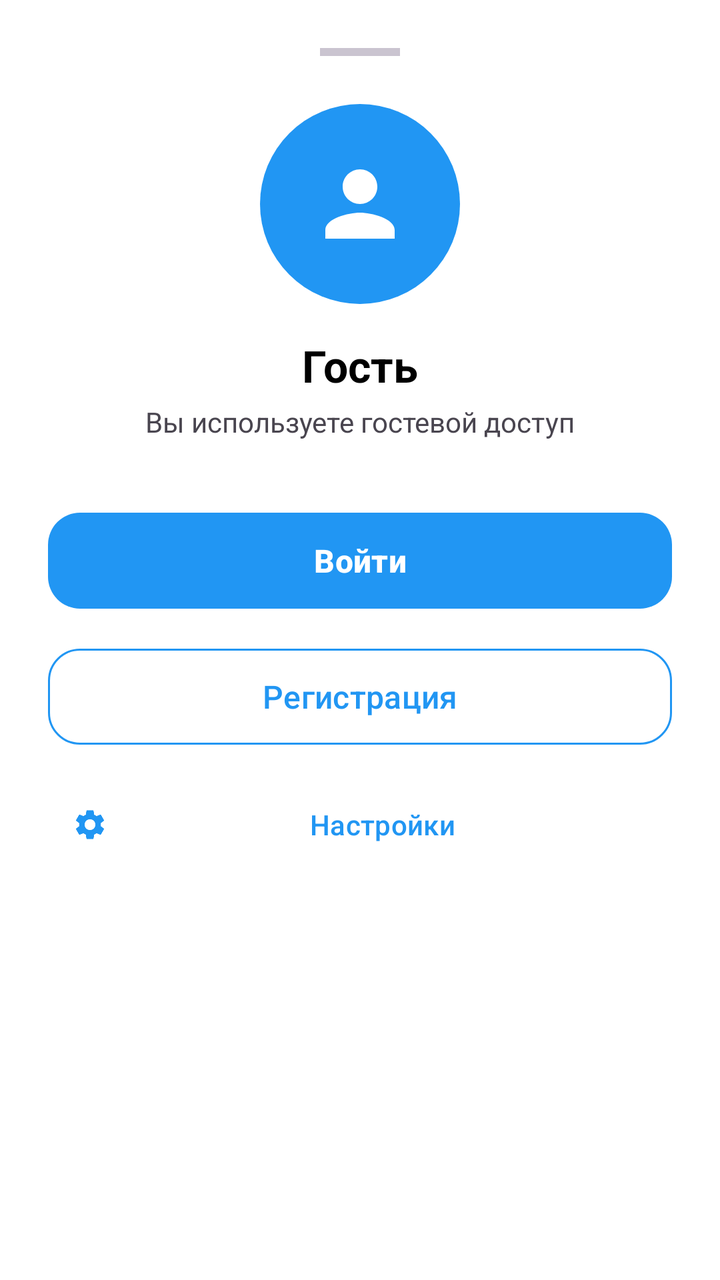
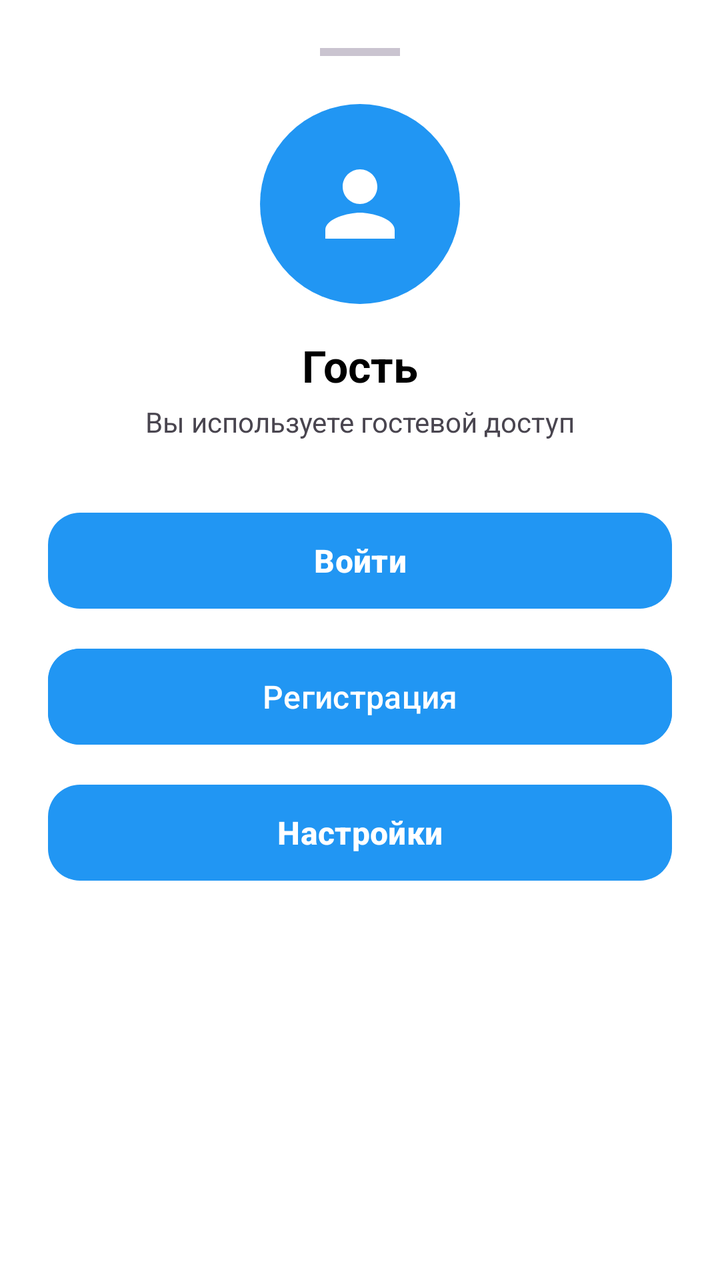

The first picture is an Android layout as it rendered before a commit; the second is the same layout after the commit. The layout source and the unified diff follow.
<!-- AndroidManifest.xml: application theme Theme.MyApplication -->
<!-- res/layout/bottom_sheet_profile.xml -->
<?xml version="1.0" encoding="utf-8"?>
<LinearLayout xmlns:android="http://schemas.android.com/apk/res/android"
    xmlns:app="http://schemas.android.com/apk/res-auto"
    android:layout_width="match_parent"
    android:layout_height="wrap_content"
    android:orientation="vertical"
    android:padding="24dp"
    android:background="@drawable/bg_rounded_bottom_sheet">

    <View
        android:layout_width="40dp"
        android:layout_height="4dp"
        android:layout_gravity="center_horizontal"
        android:layout_marginBottom="24dp"
        android:background="?attr/colorOutlineVariant" />

    <FrameLayout
        android:layout_width="100dp"
        android:layout_height="100dp"
        android:layout_gravity="center_horizontal">

        <View
            android:layout_width="match_parent"
            android:layout_height="match_parent"
            android:background="@drawable/bg_circle_blue" />

        <ImageView
            android:id="@+id/profile_avatar"
            android:layout_width="match_parent"
            android:layout_height="match_parent"
            android:padding="24dp"
            android:src="@drawable/ic_user"
            app:tint="@android:color/white" />
    </FrameLayout>

    <TextView
        android:id="@+id/profile_username"
        android:layout_width="wrap_content"
        android:layout_height="wrap_content"
        android:layout_gravity="center_horizontal"
        android:layout_marginTop="16dp"
        android:text="Гость"
        android:textSize="22sp"
        android:textStyle="bold"
        android:textColor="?attr/colorOnSurface" />

    <TextView
        android:id="@+id/profile_status"
        android:layout_width="wrap_content"
        android:layout_height="wrap_content"
        android:layout_gravity="center_horizontal"
        android:layout_marginTop="4dp"
        android:text="Вы используете гостевой доступ"
        android:textSize="14sp"
        android:textColor="?attr/colorOnSurfaceVariant" />

    <com.google.android.material.button.MaterialButton
        android:id="@+id/btn_login"
        android:layout_width="match_parent"
        android:layout_height="56dp"
        android:layout_marginTop="32dp"
        android:text="Войти"
        android:textSize="16sp"
        android:textStyle="bold"
        app:cornerRadius="16dp"
        app:backgroundTint="@color/blue"
        android:textColor="@color/white"
        app:elevation="2dp" />

    <com.google.android.material.button.MaterialButton
        android:id="@+id/btn_register"
        style="@style/Widget.Material3.Button.OutlinedButton"
        android:layout_width="match_parent"
        android:layout_height="56dp"
        android:layout_marginTop="12dp"
        android:text="Регистрация"
        android:textSize="16sp"
        app:cornerRadius="16dp"
        app:strokeColor="@color/blue"
        android:textColor="@color/blue" />

    <com.google.android.material.button.MaterialButton
        android:id="@+id/btn_settings"
        style="@style/Widget.Material3.Button.TextButton"
        android:layout_width="match_parent"
        android:layout_height="56dp"
        android:layout_marginTop="8dp"
        android:text="Настройки"
        android:textColor="@color/blue"
        app:icon="@drawable/ic_settings"
        app:iconTint="@color/blue" />

    <com.google.android.material.button.MaterialButton
        android:id="@+id/btn_logout"
        style="@style/Widget.Material3.Button.TextButton"
        android:layout_width="match_parent"
        android:layout_height="56dp"
        android:layout_marginTop="4dp"
        android:text="Выйти из аккаунта"
        android:textColor="@color/error"
        android:visibility="gone" />

</LinearLayout>
<!-- resources referenced by this layout -->
<resources>
  <color name="blue">#2196F3</color>
  <color name="error">#B00020</color>
  <color name="white">#FFFFFF</color>
  <!-- drawable bg_circle_blue (drawable) -->
  <?xml version="1.0" encoding="utf-8"?>
  <shape xmlns:android="http://schemas.android.com/apk/res/android"
      android:shape="oval">
      <solid android:color="#2196F3" />
  </shape>
  <!-- drawable bg_rounded_bottom_sheet (drawable) -->
  <?xml version="1.0" encoding="utf-8"?>
  <shape xmlns:android="http://schemas.android.com/apk/res/android">
      <solid android:color="@android:color/white" />
      <corners
          android:topLeftRadius="28dp"
          android:topRightRadius="28dp" />
  </shape>
  <!-- drawable ic_settings (drawable) -->
  <vector xmlns:android="http://schemas.android.com/apk/res/android"
      android:width="24dp"
      android:height="24dp"
      android:viewportWidth="24"
      android:viewportHeight="24"
      android:tint="?attr/colorControlNormal">
  
      <path
          android:fillColor="@android:color/white"
          android:pathData="M19.14,12.94c0.04,-0.3 0.06,-0.61 0.06,-0.94 0,-0.32 -0.02,-0.64 -0.07,-0.94l2.03,-1.58c0.18,-0.14 0.23,-0.41 0.12,-0.61l-1.92,-3.32c-0.12,-0.22 -0.37,-0.29 -0.59,-0.22l-2.39,0.96c-0.5,-0.38 -1.03,-0.7 -1.62,-0.94L14.4,2.81c-0.04,-0.24 -0.24,-0.41 -0.48,-0.41h-3.84c-0.24,0 -0.43,0.17 -0.47,0.41L9.25,5.35C8.66,5.59 8.12,5.92 7.63,6.29L5.24,5.33c-0.22,-0.08 -0.47,0 -0.59,0.22L2.74,8.87C2.62,9.08 2.66,9.34 2.86,9.48l2.03,1.58C4.84,11.36 4.8,11.69 4.8,12s0.02,0.64 0.07,0.94l-2.03,1.58c-0.18,0.14 -0.23,0.41 -0.12,0.61l1.92,3.32c0.12,0.22 0.37,0.29 0.59,0.22l2.39,-0.96c0.5,0.38 1.03,0.7 1.62,0.94l0.36,2.54c0.05,0.24 0.24,0.41 0.48,0.41h3.84c0.24,0 0.44,-0.17 0.47,-0.41l0.36,-2.54c0.59,-0.24 1.13,-0.56 1.62,-0.94l2.39,0.96c0.22,0.08 0.47,0 0.59,-0.22l1.92,-3.32c0.12,-0.22 0.07,-0.47 -0.12,-0.61L19.14,12.94zM12,15.6c-1.98,0 -3.6,-1.62 -3.6,-3.6s1.62,-3.6 3.6,-3.6s3.6,1.62 3.6,3.6S13.98,15.6 12,15.6z"/>
  </vector>
  <!-- drawable ic_user (drawable) -->
  <vector xmlns:android="http://schemas.android.com/apk/res/android"
      android:width="24dp"
      android:height="24dp"
      android:viewportWidth="24"
      android:viewportHeight="24"
      android:tint="?attr/colorControlNormal">
  
      <path
          android:fillColor="@android:color/white"
          android:pathData="M12,12c2.21,0 4,-1.79 4,-4s-1.79,-4 -4,-4 -4,1.79 -4,4 1.79,4 4,4zM12,14c-2.67,0 -8,1.34 -8,4v2h16v-2c0,-2.66 -5.33,-4 -8,-4z"/>
  </vector>
  <style name="Theme.MyApplication" parent="Theme.Material3.Light.NoActionBar">
          
          <item name="colorPrimary">@color/blue</item>
          <item name="colorPrimaryVariant">@color/blue_dark</item>
          <item name="colorOnPrimary">@android:color/white</item>
          
          
          <item name="colorPrimaryContainer">@color/blue</item>
          <item name="colorOnPrimaryContainer">@android:color/white</item>
  
          <item name="colorSecondary">@color/blue</item>
          <item name="colorOnSecondary">@android:color/white</item>
  
          
          <item name="android:colorBackground">@android:color/white</item>
          <item name="colorSurface">@android:color/white</item>
          <item name="colorOnSurface">@android:color/black</item>
  
          
          <item name="android:statusBarColor">@color/blue_dark</item>
          <item name="android:windowLightStatusBar">true</item>
      </style>
  <color name="blue_dark">#1976D2</color>
</resources>

<!-- the commit's change to res/layout/bottom_sheet_profile.xml (unified diff, before → after) -->
@@ -75,29 +75,51 @@
         android:layout_marginTop="12dp"
         android:text="Регистрация"
         android:textSize="16sp"
+        app:backgroundTint="@color/blue"
         app:cornerRadius="16dp"
         app:strokeColor="@color/blue"
-        android:textColor="@color/blue" />
+        android:textColor="@color/white"
+        app:elevation="2dp"/>
+
+    <com.google.android.material.button.MaterialButton
+        android:id="@+id/btn_admin_panel"
+        android:layout_width="match_parent"
+        android:layout_height="56dp"
+        android:layout_marginTop="12dp"
+        android:text="Панель администратора"
+        android:textSize="16sp"
+        android:textStyle="bold"
+        android:visibility="gone"
+        app:cornerRadius="16dp"
+        app:backgroundTint="@color/blue"
+        android:textColor="@color/white"
+        app:elevation="2dp" />
 
     <com.google.android.material.button.MaterialButton
         android:id="@+id/btn_settings"
-        style="@style/Widget.Material3.Button.TextButton"
         android:layout_width="match_parent"
         android:layout_height="56dp"
-        android:layout_marginTop="8dp"
+        android:layout_marginTop="12dp"
         android:text="Настройки"
-        android:textColor="@color/blue"
-        app:icon="@drawable/ic_settings"
-        app:iconTint="@color/blue" />
+        android:textSize="16sp"
+        android:textStyle="bold"
+        app:cornerRadius="16dp"
+        app:backgroundTint="@color/blue"
+        android:textColor="@color/white"
+        app:elevation="2dp" />
 
     <com.google.android.material.button.MaterialButton
         android:id="@+id/btn_logout"
-        style="@style/Widget.Material3.Button.TextButton"
         android:layout_width="match_parent"
         android:layout_height="56dp"
-        android:layout_marginTop="4dp"
+        android:layout_marginTop="12dp"
         android:text="Выйти из аккаунта"
-        android:textColor="@color/error"
-        android:visibility="gone" />
+        app:backgroundTint="@color/error"
+        android:textSize="16sp"
+        android:textStyle="bold"
+        app:cornerRadius="16dp"
+        android:textColor="@color/white"
+        android:visibility="gone"
+        app:elevation="2dp"/>
 
 </LinearLayout>
<!-- resource entries referenced after the edit -->
@@ -17,18 +17,6 @@
           android:topLeftRadius="28dp"
           android:topRightRadius="28dp" />
   </shape>
-  <!-- drawable ic_settings (drawable) -->
-  <vector xmlns:android="http://schemas.android.com/apk/res/android"
-      android:width="24dp"
-      android:height="24dp"
-      android:viewportWidth="24"
-      android:viewportHeight="24"
-      android:tint="?attr/colorControlNormal">
-  
-      <path
-          android:fillColor="@android:color/white"
-          android:pathData="M19.14,12.94c0.04,-0.3 0.06,-0.61 0.06,-0.94 0,-0.32 -0.02,-0.64 -0.07,-0.94l2.03,-1.58c0.18,-0.14 0.23,-0.41 0.12,-0.61l-1.92,-3.32c-0.12,-0.22 -0.37,-0.29 -0.59,-0.22l-2.39,0.96c-0.5,-0.38 -1.03,-0.7 -1.62,-0.94L14.4,2.81c-0.04,-0.24 -0.24,-0.41 -0.48,-0.41h-3.84c-0.24,0 -0.43,0.17 -0.47,0.41L9.25,5.35C8.66,5.59 8.12,5.92 7.63,6.29L5.24,5.33c-0.22,-0.08 -0.47,0 -0.59,0.22L2.74,8.87C2.62,9.08 2.66,9.34 2.86,9.48l2.03,1.58C4.84,11.36 4.8,11.69 4.8,12s0.02,0.64 0.07,0.94l-2.03,1.58c-0.18,0.14 -0.23,0.41 -0.12,0.61l1.92,3.32c0.12,0.22 0.37,0.29 0.59,0.22l2.39,-0.96c0.5,0.38 1.03,0.7 1.62,0.94l0.36,2.54c0.05,0.24 0.24,0.41 0.48,0.41h3.84c0.24,0 0.44,-0.17 0.47,-0.41l0.36,-2.54c0.59,-0.24 1.13,-0.56 1.62,-0.94l2.39,0.96c0.22,0.08 0.47,0 0.59,-0.22l1.92,-3.32c0.12,-0.22 0.07,-0.47 -0.12,-0.61L19.14,12.94zM12,15.6c-1.98,0 -3.6,-1.62 -3.6,-3.6s1.62,-3.6 3.6,-3.6s3.6,1.62 3.6,3.6S13.98,15.6 12,15.6z"/>
-  </vector>
   <!-- drawable ic_user (drawable) -->
   <vector xmlns:android="http://schemas.android.com/apk/res/android"
       android:width="24dp"
